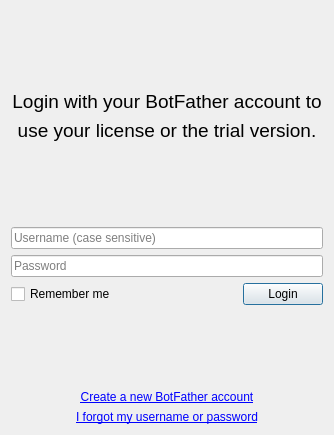
Before: the Qt Designer form botfather/src/gui/auth_dialog.ui in botfatherio/botfather, drawn with Qt 5.
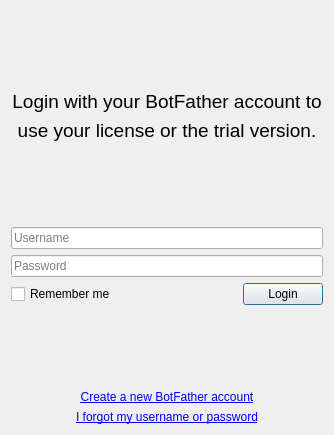
After: the same form once the commit is applied. Icons and pictures are not drawn.

Commit message: Removes username case sensitivity warning

What changed in the file:
```diff
--- a/botfather/src/gui/auth_dialog.ui
+++ b/botfather/src/gui/auth_dialog.ui
@@ -61,7 +61,7 @@
    <item>
     <widget class="QLineEdit" name="username">
      <property name="placeholderText">
-      <string>Username (case sensitive)</string>
+      <string>Username</string>
      </property>
      <property name="clearButtonEnabled">
       <bool>true</bool>
```
